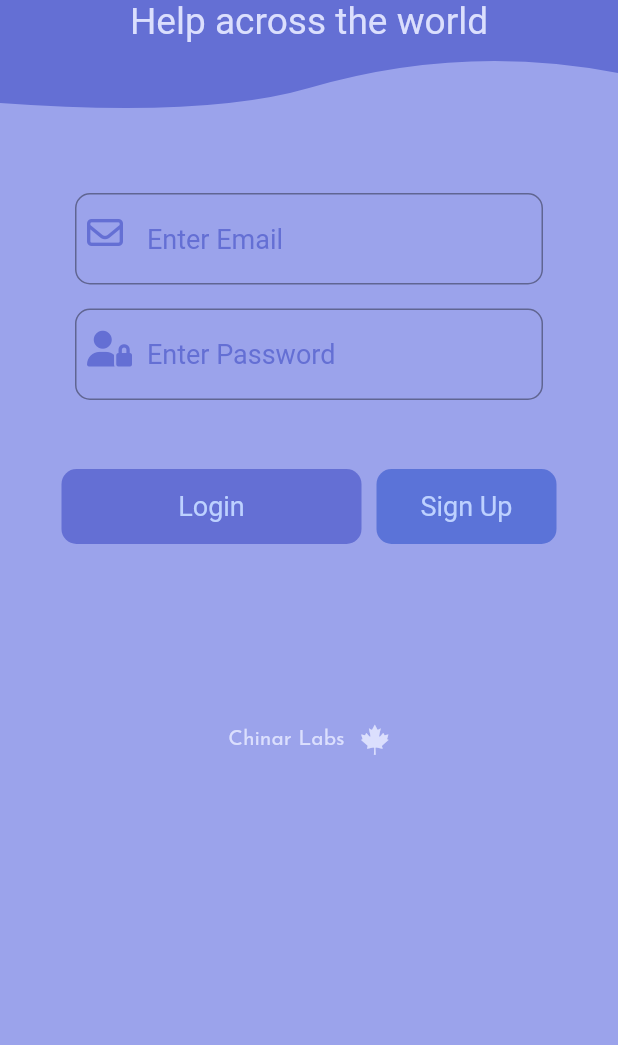
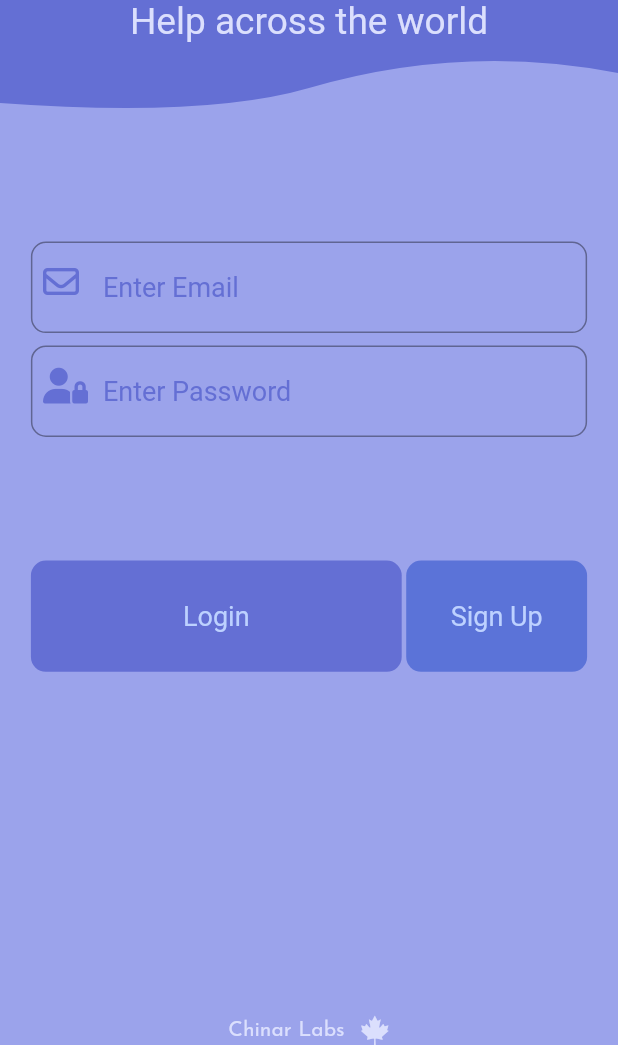
Before and after one commit to majidshakeelshawl/decide_on, a Flutter app: the screen it shows after launch, on a phone screen of 412 x 824 dp, the part 191-1236 px from its top. Run offline on Flutter 3.47's test engine with Material 2 defaults, Android fonts, the phone set to English and light mode, and no system bars; our stand-ins replace flutter_custom_clippers, font_awesome_flutter, google_fonts; Roboto replaces fonts that are missing (Chewy).

Commit message:
Added dynamic scales for buttons and text fields

```diff
--- a/lib/screens/home.dart
+++ b/lib/screens/home.dart
@@ -16,6 +16,7 @@ class Home extends StatelessWidget {
       child: Scaffold(
         backgroundColor: const Color(0xff9BA3EB),
         body: Column(
+          crossAxisAlignment: CrossAxisAlignment.center,
           children: [
             // CLIPPER: APP NAME AND TAGLINE
             CClipperWidget(
@@ -46,11 +47,20 @@ class Home extends StatelessWidget {
                 ],
               ),
             ),
-            Column(
+            Expanded(
+              child: Column(
+                mainAxisAlignment: MainAxisAlignment.spaceEvenly,
                 children: [
-                // EMAIL FIELD
+                  // EMAIL PASSWORD AND BUTTONS
+                  Expanded(
+                    child: Column(
+                      children: [
                         Padding(
-                  padding: const EdgeInsets.fromLTRB(50, 50, 50, 8),
+                          padding: EdgeInsets.fromLTRB(
+                              MediaQuery.of(context).size.width * 0.05,
+                              MediaQuery.of(context).size.height * 0.1,
+                              MediaQuery.of(context).size.width * 0.05,
+                              0),
                           child: CTextField(
                             keyboardType: TextInputType.emailAddress,
                             hasIcon: true,
@@ -71,7 +81,11 @@ class Home extends StatelessWidget {
 
                         // PASSWORD FIELD
                         Padding(
-                  padding: const EdgeInsets.fromLTRB(50, 8, 50, 16),
+                          padding: EdgeInsets.fromLTRB(
+                              MediaQuery.of(context).size.width * 0.05,
+                              MediaQuery.of(context).size.height * 0.01,
+                              MediaQuery.of(context).size.width * 0.05,
+                              MediaQuery.of(context).size.height * 0.1),
                           child: CTextField(
                             keyboardType: TextInputType.text,
                             hasIcon: true,
@@ -89,54 +103,63 @@ class Home extends StatelessWidget {
                             ),
                           ),
                         ),
-                const SizedBox(
-                  height: 30,
-                ),
 
                         // BUTTONS: LOGIN & SIGN UP
-                Row(
-                  mainAxisAlignment: MainAxisAlignment.center,
+                        Padding(
+                          padding: EdgeInsets.fromLTRB(
+                              MediaQuery.of(context).size.width * 0.05,
+                              0,
+                              MediaQuery.of(context).size.width * 0.05,
+                              0),
+                          child: Row(
+                            mainAxisAlignment: MainAxisAlignment.spaceEvenly,
                             children: [
                               // LOGIN BUTTON
-                    CButton(
+                              Flexible(
+                                flex: 2,
+                                child: CButton(
                                   buttonColor: const Color(0xff646FD4),
                                   font: GoogleFonts.viga(
                                     fontSize: 18,
                                     color: const Color(0xffBDD1FF),
                                   ),
-                      height: 50,
-                      width: 200,
+                                  height:
+                                      MediaQuery.of(context).size.height * 0.09,
+                                  width: MediaQuery.of(context).size.width * 2,
                                   text: "Login",
-                      margin: const EdgeInsets.only(right: 10),
+                                  margin: const EdgeInsets.only(right: 0),
+                                ),
                               ),
                               // SIGN UP BUTTON
-                    CButton(
+                              Flexible(
+                                child: CButton(
                                   buttonColor: const Color(0xff5B73D8),
-                      height: 50,
-                      width: 120,
+                                  height:
+                                      MediaQuery.of(context).size.height * 0.09,
+                                  width:
+                                      MediaQuery.of(context).size.width * 0.4,
                                   text: "Sign Up",
                                   font: GoogleFonts.viga(
                                     fontSize: 18,
                                     color: const Color(0xffBDD1FF),
                                   ),
-                      margin: const EdgeInsets.all(0),
+                                  margin: const EdgeInsets.only(left: 3),
+                                ),
                               )
                             ],
                           ),
+                        ),
                       ],
                     ),
-            const SizedBox(
-              height: 120,
                   ),
-
                   // COMPANY NAME AND LOGO
                   Row(
                     mainAxisAlignment: MainAxisAlignment.center,
                     children: [
                       Text(
                         "Chinar Labs",
-                  style:
-                      GoogleFonts.josefinSans(color: const Color(0xffDBDFFD)),
+                        style: GoogleFonts.josefinSans(
+                            color: const Color(0xffDBDFFD)),
                       ),
                       const SizedBox(
                         width: 10,
@@ -151,6 +174,9 @@ class Home extends StatelessWidget {
                 ],
               ),
             ),
+          ],
+        ),
+      ),
     );
   }
 }
```
Lines whose indentation alone changed are shown as unchanged.
